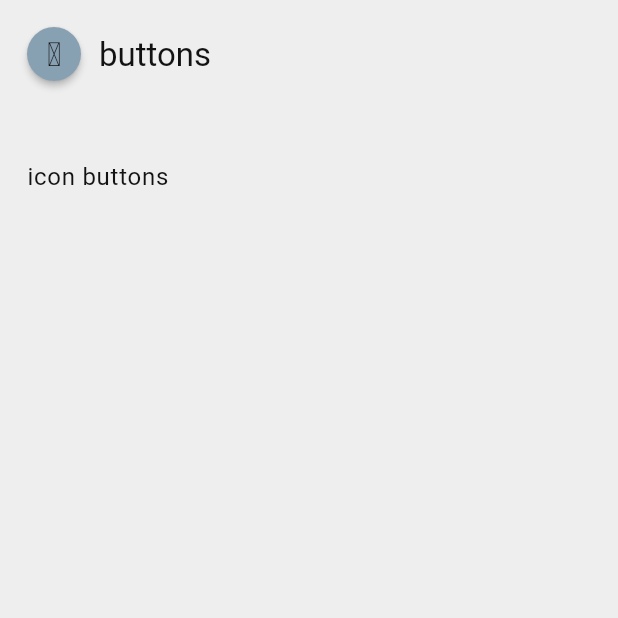
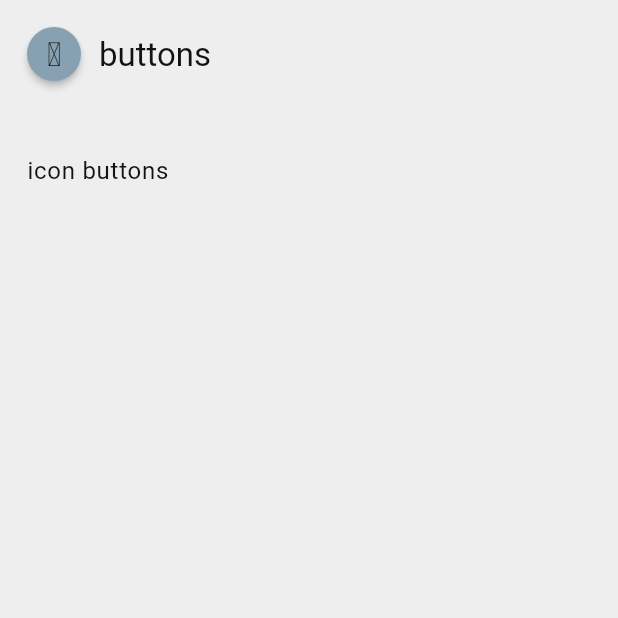
Before and after one commit to J1-Apps/j1-ui, a Flutter app: the screen it shows after launch, after a tap on "buttons", on a phone screen of 412 x 824 dp, the top half of it. Run offline on Flutter 3.47's test engine with Material 3 defaults, Android fonts, the phone set to English and light mode, and no system bars; our stand-ins replace equatable; Roboto replaces fonts that are missing (Poppins).

Commit message:
#13: list item (#17)
* #13: add list item

* #13: add list item tests

```diff
--- a/catalog/lib/catalog_renderer.dart
+++ b/catalog/lib/catalog_renderer.dart
@@ -38,11 +38,16 @@ class CatalogRenderer extends StatelessWidget {
   }
 
   Widget _buildBranchRow(BuildContext context, CatalogNode node) {
-    return ListTile(
-      onTap: () => _navigateToNode(context, node),
-      title: Text(node.title, style: Theme.of(context).textTheme.bodyLarge),
-      trailing: node is CatalogBranch ? const Icon(JamIcons.chevronright) : null,
-      contentPadding: const EdgeInsets.symmetric(horizontal: Dimens.spacing_m),
+    return Padding(
+      padding: const EdgeInsets.only(bottom: Dimens.spacing_xxxs),
+      child: ListItem(
+        padding: const EdgeInsets.symmetric(horizontal: Dimens.spacing_m, vertical: Dimens.spacing_s),
+        children: [
+          Text(node.title, style: Theme.of(context).textTheme.bodyLarge),
+          if (node is CatalogBranch) const Icon(JamIcons.chevronright),
+        ],
+        onPressed: () => _navigateToNode(context, node),
+      ),
     );
   }
 
--- a/lib/layout/layout.dart
+++ b/lib/layout/layout.dart
@@ -1 +1,2 @@
 export "header.dart";
+export "list_item.dart";
--- /dev/null
+++ b/lib/layout/list_item.dart
@@ -0,0 +1,45 @@
+import "package:flutter/material.dart";
+import "package:j1_ui/j1_ui.dart";
+
+class ListItem extends StatelessWidget {
+  final EdgeInsets padding;
+  final double spacing;
+  final VoidCallback? onPressed;
+  final List<Widget> children;
+
+  const ListItem({
+    this.padding = const EdgeInsets.all(Dimens.spacing_s),
+    this.spacing = Dimens.spacing_xl,
+    this.onPressed,
+    required this.children,
+    super.key,
+  });
+
+  @override
+  Widget build(BuildContext context) {
+    return InkWell(
+      onTap: onPressed,
+      child: Padding(
+        padding: padding,
+        child: Row(
+          mainAxisAlignment: MainAxisAlignment.spaceBetween,
+          children: _getItems(children, spacing),
+        ),
+      ),
+    );
+  }
+}
+
+List<Widget> _getItems(List<Widget> items, double spacing) {
+  final actions = <Widget>[];
+
+  for (var i = 0; i < items.length; i++) {
+    actions.add(items[i]);
+
+    if (i < items.length - 1) {
+      actions.add(SizedBox(width: spacing));
+    }
+  }
+
+  return actions;
+}
```
Also changed, not shown: 2 other files.
